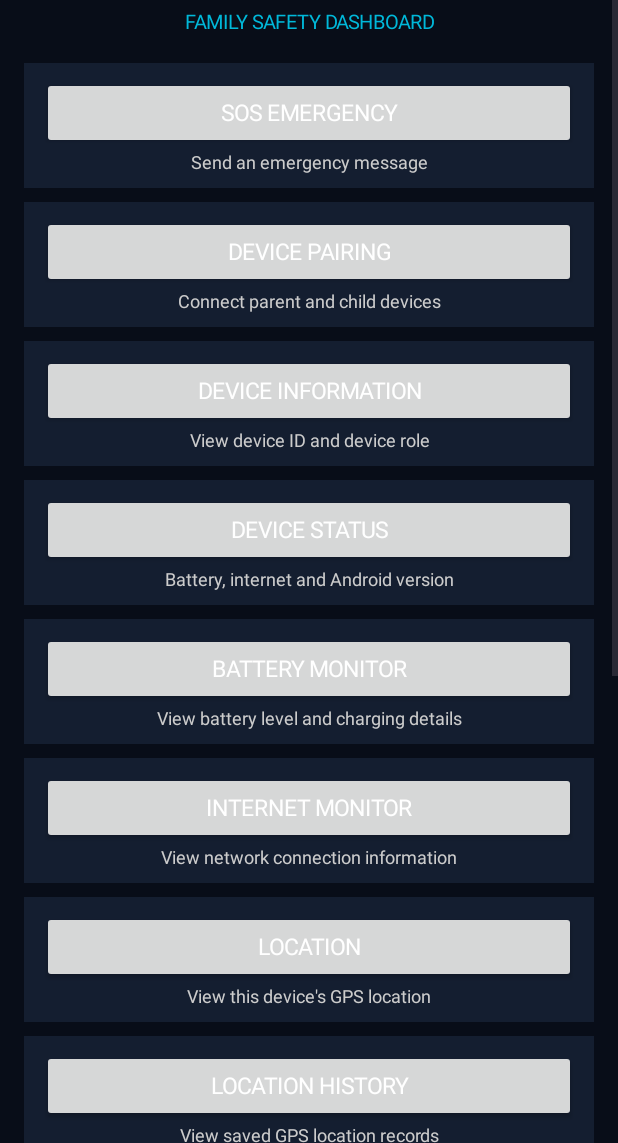
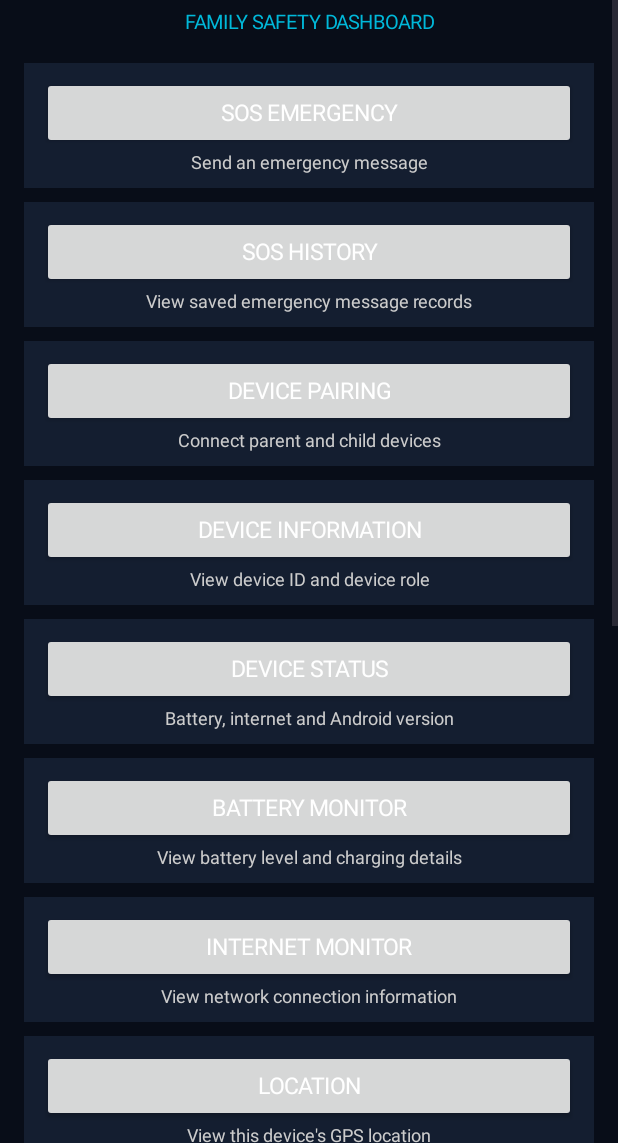
Before and after one commit to exprawdev/Hero, an Android app: the DashboardActivity screen opened directly, with no data from a screen before it, on a phone screen of 412 x 824 dp, the part 93-1236 px from its top. Run offline under Robolectric (Android 15) with nearby library versions, the phone set to English and light mode, and no system bars.

Commit message:
Update DashboardActivity.kt

```diff
--- a/app/src/main/java/com/exprawdev/hero/DashboardActivity.kt
+++ b/app/src/main/java/com/exprawdev/hero/DashboardActivity.kt
@@ -1,3 +1,4 @@
+
 package com.exprawdev.hero
 
 import android.app.Activity
@@ -50,6 +51,10 @@ class DashboardActivity : Activity() {
 
         addDashboardButton(root, "SOS EMERGENCY", "Send an emergency message") {
             startActivity(Intent(this, SOSEmergencyActivity::class.java))
+        }
+
+        addDashboardButton(root, "SOS HISTORY", "View saved emergency message records") {
+            startActivity(Intent(this, SOSHistoryActivity::class.java))
         }
 
         addDashboardButton(root, "DEVICE PAIRING", "Connect parent and child devices") {
```
